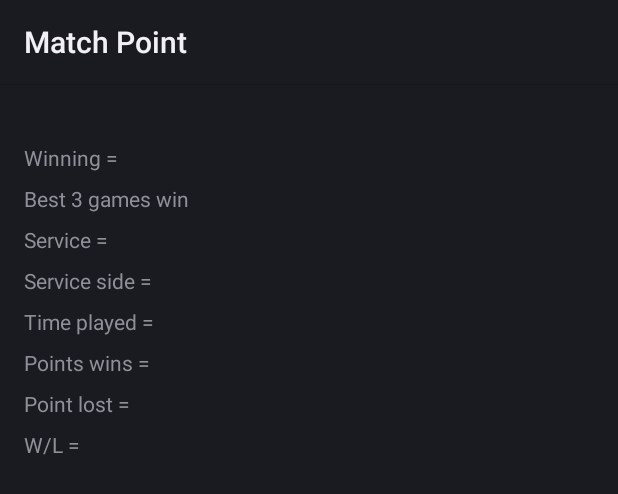
After one commit to migueldemollet/Match-Point, an Android app: the layout activity_info.xml on its own in the app's theme, with its tools: preview values and no code run, on a phone screen of 412 x 824 dp. The commit adds this screen. Shown: the top 494 px of the screen. Run offline under Robolectric (Android 15) with nearby library versions, the phone set to English and light mode, and no system bars.

Commit message:
Implementation match info v1 and ceation file for rest of settings

```diff
--- /dev/null
+++ b/app/src/main/res/layout/activity_info.xml
@@ -0,0 +1,207 @@
+<?xml version="1.0" encoding="utf-8"?>
+<ScrollView xmlns:android="http://schemas.android.com/apk/res/android"
+    xmlns:app="http://schemas.android.com/apk/res-auto"
+    xmlns:tools="http://schemas.android.com/tools"
+    android:layout_width="match_parent"
+    android:layout_height="match_parent"
+    tools:context=".setting_option.InfoActivity">
+
+    <HorizontalScrollView
+        android:layout_width="match_parent"
+        android:layout_height="wrap_content">
+
+        <androidx.constraintlayout.widget.ConstraintLayout
+            android:layout_width="wrap_content"
+            android:layout_height="match_parent">
+
+            <LinearLayout
+                android:id="@+id/linearLayout2"
+                android:layout_width="wrap_content"
+                android:layout_height="wrap_content"
+                android:orientation="horizontal"
+                app:layout_constraintBottom_toBottomOf="parent"
+                app:layout_constraintEnd_toEndOf="parent"
+                app:layout_constraintHorizontal_bias="0.25"
+                app:layout_constraintStart_toStartOf="parent"
+                app:layout_constraintTop_toTopOf="parent"
+                app:layout_constraintVertical_bias="0.17000002">
+
+                <TextView
+                    android:id="@+id/textWinning"
+                    android:layout_width="wrap_content"
+                    android:layout_height="wrap_content"
+                    android:text="@string/text_win" />
+
+                <TextView
+                    android:id="@+id/resultTextWinning"
+                    android:layout_width="wrap_content"
+                    android:layout_height="wrap_content" />
+
+            </LinearLayout>
+
+            <LinearLayout
+                android:id="@+id/linearLayout4"
+                android:layout_width="wrap_content"
+                android:layout_height="wrap_content"
+                android:layout_marginTop="8dp"
+                android:orientation="horizontal"
+                app:layout_constraintEnd_toEndOf="parent"
+                app:layout_constraintHorizontal_bias="0.0"
+                app:layout_constraintStart_toStartOf="@+id/linearLayout2"
+                app:layout_constraintTop_toBottomOf="@+id/textgamesToWin">
+
+                <TextView
+                    android:id="@+id/textService"
+                    android:layout_width="wrap_content"
+                    android:layout_height="wrap_content"
+                    android:text="@string/text_service" />
+
+                <TextView
+                    android:id="@+id/resultTextService"
+                    android:layout_width="wrap_content"
+                    android:layout_height="wrap_content" />
+            </LinearLayout>
+
+            <LinearLayout
+                android:id="@+id/linearLayout5"
+                android:layout_width="wrap_content"
+                android:layout_height="wrap_content"
+                android:layout_marginTop="8dp"
+                android:orientation="horizontal"
+                app:layout_constraintBottom_toBottomOf="parent"
+                app:layout_constraintEnd_toEndOf="parent"
+                app:layout_constraintHorizontal_bias="0.0"
+                app:layout_constraintStart_toStartOf="@+id/linearLayout4"
+                app:layout_constraintTop_toBottomOf="@+id/linearLayout4"
+                app:layout_constraintVertical_bias="0.0">
+
+                <TextView
+                    android:id="@+id/textServiceSide"
+                    android:layout_width="wrap_content"
+                    android:layout_height="wrap_content"
+                    android:text="@string/text_service_side" />
+
+                <TextView
+                    android:id="@+id/resultServiceSide"
+                    android:layout_width="wrap_content"
+                    android:layout_height="wrap_content" />
+            </LinearLayout>
+
+            <TextView
+                android:id="@+id/textgamesToWin"
+                android:layout_width="wrap_content"
+                android:layout_height="wrap_content"
+                android:layout_marginTop="8dp"
+                android:layout_weight="1"
+                android:text="@string/text_win_3_games"
+                app:layout_constraintEnd_toEndOf="parent"
+                app:layout_constraintHorizontal_bias="0.0"
+                app:layout_constraintStart_toStartOf="@+id/linearLayout2"
+                app:layout_constraintTop_toBottomOf="@+id/linearLayout2" />
+
+            <LinearLayout
+                android:id="@+id/linearLayout"
+                android:layout_width="wrap_content"
+                android:layout_height="wrap_content"
+                android:layout_marginTop="8dp"
+                android:orientation="horizontal"
+                app:layout_constraintEnd_toEndOf="parent"
+                app:layout_constraintHorizontal_bias="0.0"
+                app:layout_constraintStart_toStartOf="@+id/linearLayout5"
+                app:layout_constraintTop_toBottomOf="@+id/linearLayout5">
+
+                <TextView
+                    android:id="@+id/textTimePlayed"
+                    android:layout_width="wrap_content"
+                    android:layout_height="wrap_content"
+                    android:layout_weight="1"
+                    android:text="@string/text_time_played" />
+
+                <TextView
+                    android:id="@+id/resultTimePlayed"
+                    android:layout_width="wrap_content"
+                    android:layout_height="wrap_content"
+                    android:layout_weight="1" />
+            </LinearLayout>
+
+            <LinearLayout
+                android:id="@+id/linearLayout3"
+                android:layout_width="wrap_content"
+                android:layout_height="wrap_content"
+                android:layout_marginTop="8dp"
+                android:orientation="horizontal"
+                app:layout_constraintEnd_toEndOf="parent"
+                app:layout_constraintHorizontal_bias="0.0"
+                app:layout_constraintStart_toStartOf="@+id/linearLayout"
+                app:layout_constraintTop_toBottomOf="@+id/linearLayout">
+
+                <TextView
+                    android:id="@+id/textPointsWin"
+                    android:layout_width="wrap_content"
+                    android:layout_height="wrap_content"
+                    android:layout_weight="1"
+                    android:text="@string/text_point_wins" />
+
+                <TextView
+                    android:id="@+id/resultPointWins"
+                    android:layout_width="wrap_content"
+                    android:layout_height="wrap_content"
+                    android:layout_weight="1" />
+            </LinearLayout>
+
+            <LinearLayout
+                android:id="@+id/linearLayout7"
+                android:layout_width="match_parent"
+                android:layout_height="match_parent"
+                android:layout_marginTop="8dp"
+                android:orientation="horizontal"
+                app:layout_constraintEnd_toEndOf="parent"
+                app:layout_constraintHorizontal_bias="0.0"
+                app:layout_constraintStart_toStartOf="@+id/linearLayout3"
+                app:layout_constraintTop_toBottomOf="@+id/linearLayout3">
+
+                <TextView
+                    android:id="@+id/textPointLost"
+                    android:layout_width="wrap_content"
+                    android:layout_height="wrap_content"
+                    android:layout_weight="1"
+                    android:text="@string/text_point_lost" />
+
+                <TextView
+                    android:id="@+id/resultPointLost"
+                    android:layout_width="wrap_content"
+                    android:layout_height="wrap_content"
+                    android:layout_weight="1" />
+            </LinearLayout>
+
+            <LinearLayout
+                android:layout_width="match_parent"
+                android:layout_height="match_parent"
+                android:layout_marginTop="8dp"
+                android:orientation="horizontal"
+                app:layout_constraintStart_toStartOf="@+id/linearLayout2"
+                app:layout_constraintTop_toBottomOf="@+id/linearLayout7">
+
+                <TextView
+                    android:id="@+id/textWL"
+                    android:layout_width="wrap_content"
+                    android:layout_height="wrap_content"
+                    android:layout_weight="1"
+                    android:text="W/L = " />
+
+                <TextView
+                    android:id="@+id/resultWL"
+                    android:layout_width="wrap_content"
+                    android:layout_height="wrap_content"
+                    android:layout_weight="1" />
+            </LinearLayout>
+        </androidx.constraintlayout.widget.ConstraintLayout>
+
+
+        </HorizontalScrollView>
+
+
+
+
+
+</ScrollView>
--- a/app/src/main/res/layout/activity_main.xml
+++ b/app/src/main/res/layout/activity_main.xml
@@ -1,6 +1,5 @@
 <?xml version="1.0" encoding="utf-8"?>
 <RelativeLayout xmlns:android="http://schemas.android.com/apk/res/android"
-    xmlns:app="http://schemas.android.com/apk/res-auto"
     xmlns:tools="http://schemas.android.com/tools"
     android:layout_width="match_parent"
     android:layout_height="match_parent"
--- a/app/src/main/res/values/strings.xml
+++ b/app/src/main/res/values/strings.xml
@@ -1,5 +1,5 @@
 <resources>
-    <string name="app_name" translatable="false">Match_point</string>
+    <string name="app_name" translatable="false">Match Point</string>
     <!--
     This string is used for square devices and overridden by hello_world in
     values-round/strings.xml for round devices.
@@ -8,11 +8,26 @@
     <string name="end_game_faild">Defeat</string>
 
     <!-- Text button from settings -->
-    <string name="button_Info"> Match info</string>
-    <string name="button_Theme"> Theme</string>
-    <string name="button_Help"> Help</string>
-    <string name="button_About"> About</string>
-    <string name="button_Exit"> Exit</string>
+    <string name="button_Info">Match info</string>
+    <string name="button_Theme">Theme</string>
+    <string name="button_Help">Help</string>
+    <string name="button_About">About</string>
+    <string name="button_Exit">Exit</string>
+
+    <!-- Text info match -->
+    <string name="text_win">Winning = </string>
+    <string name="text_service">Service = </string>
+    <string name="text_service_side">Service side = </string>
+    <string name="text_time_played">Time played = </string>
+    <string name="text_you">You</string>
+    <string name="text_rival">Rival</string>
+    <string name="text_equal">Equal</string>
+    <string name="text_left">Left</string>
+    <string name="text_right">Right</string>
+    <string name="text_win_3_games">Best 3 games win</string>
+    <string name="text_win_5_games">Best 5 games win</string>
+    <string name="text_point_wins">Points wins = </string>
+    <string name="text_point_lost">Point lost = </string>
 
     <!-- Preference Titles -->
     <string name="messages_header" translatable="false">Messages</string>
```
Also changed, not shown: app/src/main/AndroidManifest.xml (+20 -4 lines), app/src/main/java/com/example/match_point/MainActivity.kt (+16 -6 lines), app/src/main/java/com/example/match_point/Match.kt (+27 -4 lines), app/src/main/java/com/example/match_point/Player.kt (+10 -1 lines), app/src/main/java/com/example/match_point/SettingActivity.kt (+36 -1 lines), app/src/main/java/com/example/match_point/setting_option/AboutActivity.kt (added, +16 -0 lines), app/src/main/java/com/example/match_point/setting_option/HelpActivity.kt (added, +17 -0 lines), app/src/main/java/com/example/match_point/setting_option/InfoActivity.kt (added, +67 -0 lines), app/src/main/java/com/example/match_point/setting_option/ThemeActivity.kt (added, +18 -0 lines), app/src/main/res/layout/activity_about.xml (added, +17 -0 lines), app/src/main/res/layout/activity_help.xml (added, +17 -0 lines), app/src/main/res/layout/activity_setting.xml (+11 -4 lines), app/src/main/res/layout/activity_theme.xml (added, +18 -0 lines), 1 other file.
